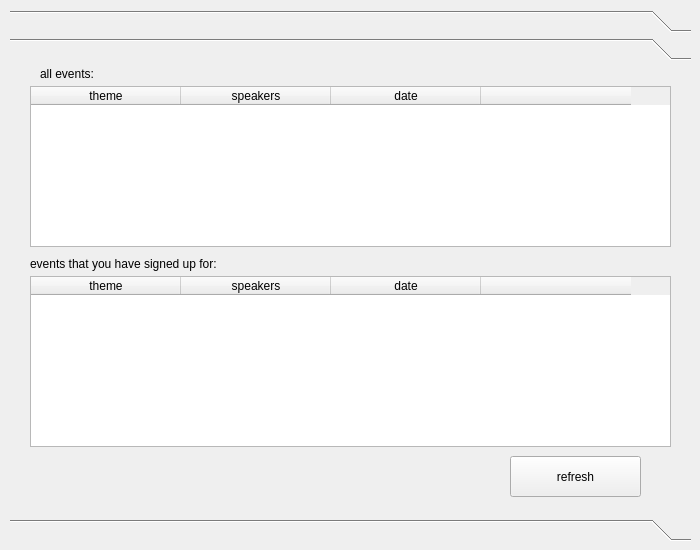
shikro/database_client, file ui/reader/reader.ui: the form before one commit.
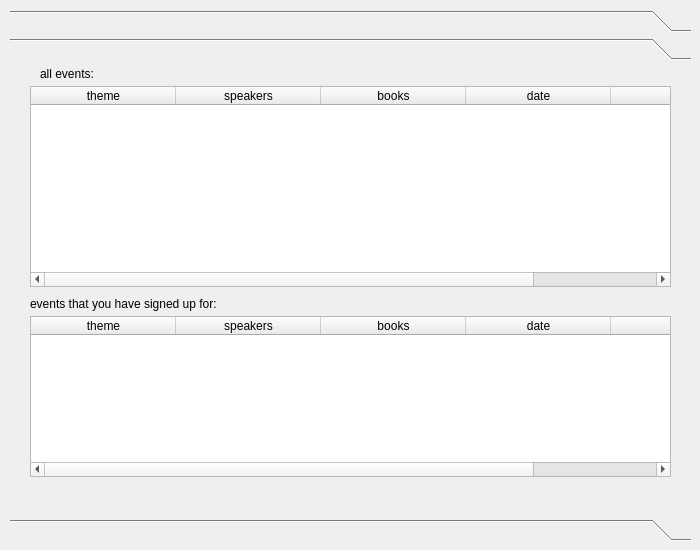
The form after the commit.

Commit message: reader events tables done

```diff
--- a/ui/reader/reader.ui
+++ b/ui/reader/reader.ui
@@ -299,11 +299,11 @@
         <x>20</x>
         <y>20</y>
         <width>641</width>
-        <height>161</height>
+        <height>201</height>
        </rect>
       </property>
       <attribute name="horizontalHeaderDefaultSectionSize">
-       <number>150</number>
+       <number>145</number>
       </attribute>
       <column>
        <property name="text">
@@ -315,6 +315,11 @@
         <string>speakers</string>
        </property>
       </column>
+      <column>
+       <property name="text">
+        <string>books</string>
+       </property>
+      </column>
       <column>
        <property name="text">
         <string>date</string>
@@ -326,30 +331,17 @@
        </property>
       </column>
      </widget>
-     <widget class="QPushButton" name="events_refresh_button">
-      <property name="geometry">
-       <rect>
-        <x>500</x>
-        <y>390</y>
-        <width>131</width>
-        <height>41</height>
-       </rect>
-      </property>
-      <property name="text">
-       <string>refresh</string>
-      </property>
-     </widget>
      <widget class="QTableWidget" name="my_events_table">
       <property name="geometry">
        <rect>
         <x>20</x>
-        <y>210</y>
+        <y>250</y>
         <width>641</width>
-        <height>171</height>
+        <height>161</height>
        </rect>
       </property>
       <attribute name="horizontalHeaderDefaultSectionSize">
-       <number>150</number>
+       <number>145</number>
       </attribute>
       <column>
        <property name="text">
@@ -361,6 +353,11 @@
         <string>speakers</string>
        </property>
       </column>
+      <column>
+       <property name="text">
+        <string>books</string>
+       </property>
+      </column>
       <column>
        <property name="text">
         <string>date</string>
@@ -389,7 +386,7 @@
       <property name="geometry">
        <rect>
         <x>20</x>
-        <y>190</y>
+        <y>230</y>
         <width>221</width>
         <height>16</height>
        </rect>
```
Left out of the diff: 8 changed lines with no effect on the pictures. The commit also changes 4 other files.
